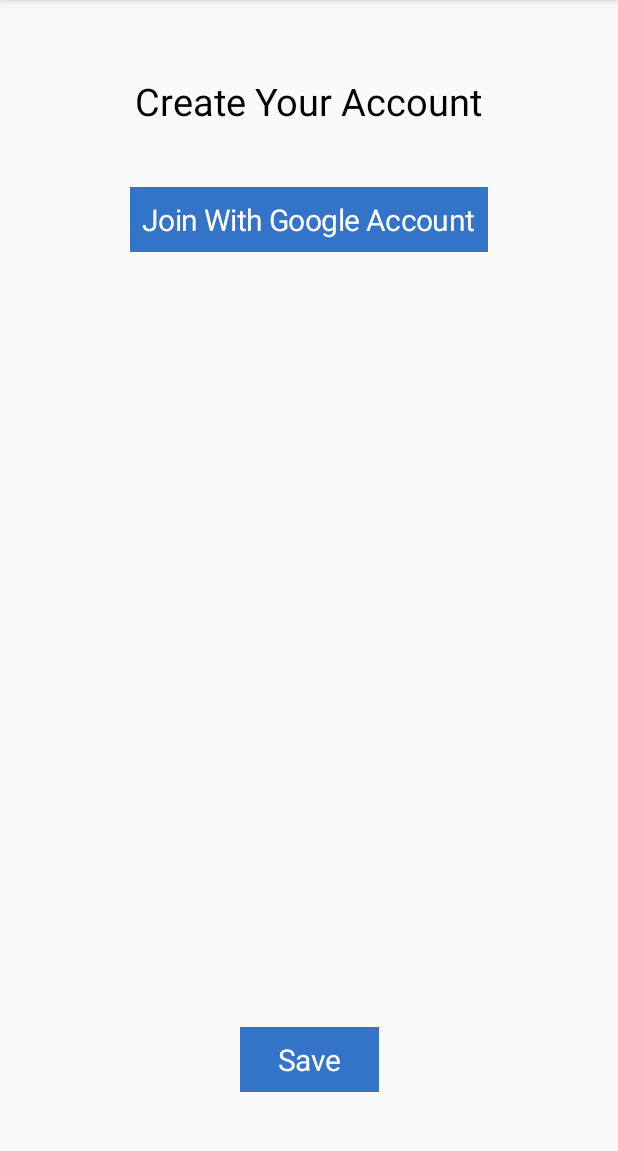
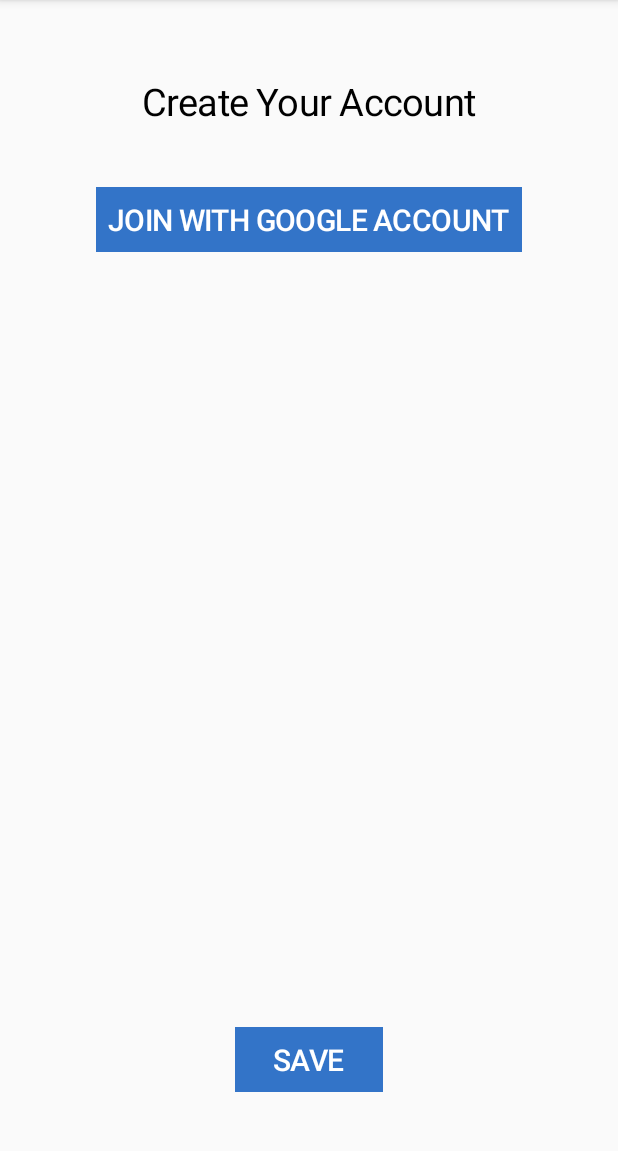
Before and after one commit to kotibabug/medidata-gch, an Android app: the LoginActivity screen opened directly, with no data from a screen before it, on a phone screen of 412 x 824 dp, the part 84-1235 px from its top. Run offline under Robolectric (Android 15) with nearby library versions, the phone set to English and light mode, and no system bars.

Commit message:
added style for header

```diff
--- a/app/src/main/AndroidManifest.xml
+++ b/app/src/main/AndroidManifest.xml
@@ -9,6 +9,8 @@
             android:roundIcon="@mipmap/ic_launcher_round"
             android:supportsRtl="true"
             android:theme="@style/AppTheme">
+        <activity android:name=".BuildProfileActivity">
+        </activity>
         <activity android:name=".LoginActivity">
         </activity>
         <activity android:name=".MainActivity">
--- a/app/src/main/res/layout/activity_login.xml
+++ b/app/src/main/res/layout/activity_login.xml
@@ -12,8 +12,7 @@
             android:layout_width="wrap_content"
             android:layout_height="wrap_content"
             android:text="Create Your Account"
-            android:textColor="#000"
-            android:textSize="25sp"
+            style="@style/Header"
             android:layout_marginTop="50dp"
             app:layout_constraintStart_toStartOf="parent"
             app:layout_constraintEnd_toEndOf="parent"
--- a/app/src/main/res/values/styles.xml
+++ b/app/src/main/res/values/styles.xml
@@ -8,7 +8,7 @@
         <item name="colorAccent">@color/colorAccent</item>
     </style>
 
-    <style name="LoginButton" parent="Button">
+    <style name="LoginButton" parent="Base.TextAppearance.AppCompat.Button">
         <item name="android:layout_marginStart">24dp</item>
         <item name="android:layout_marginEnd">24dp</item>
         <item name="android:layout_marginBottom">8dp</item>
@@ -20,4 +20,10 @@
         <!--<item name="android:background">@drawable/login_form_log_in_button_states</item>-->
     </style>
 
+    <style name="Header">
+        <item name="android:textColor">@android:color/black</item>
+        <item name="android:textSize">25sp</item>
+        <item name="android:letterSpacing">-0.02</item>
+    </style>
+
 </resources>
```
Also changed, not shown: app/src/main/java/com/medidata/mehealth/BuildProfileActivity.kt (added, +12 -0 lines), app/src/main/res/layout/activity_build_profile.xml (added, +12 -0 lines), 1 other file.
